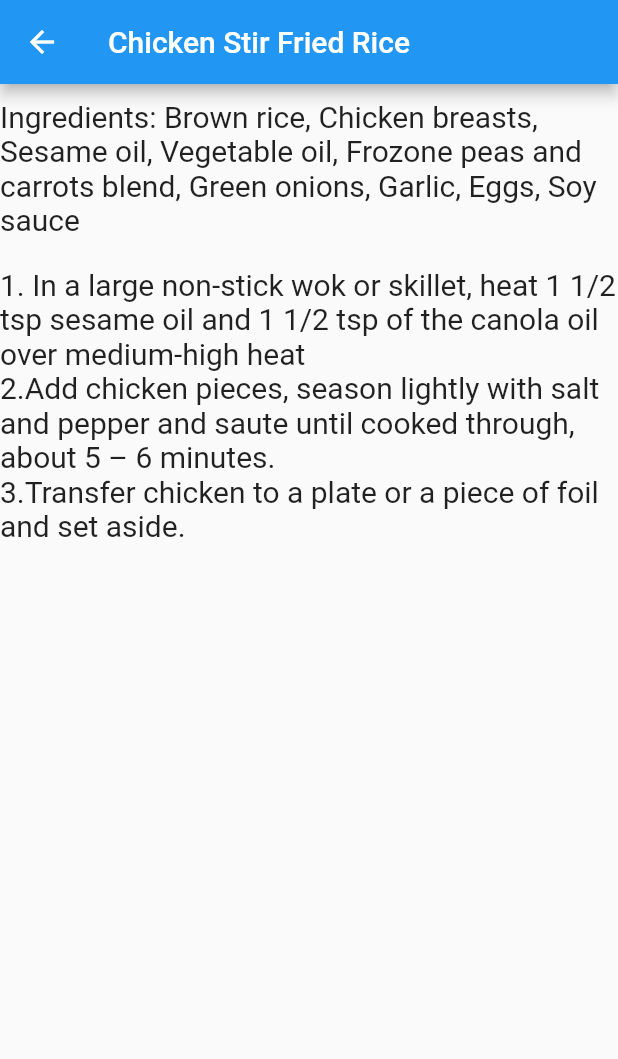
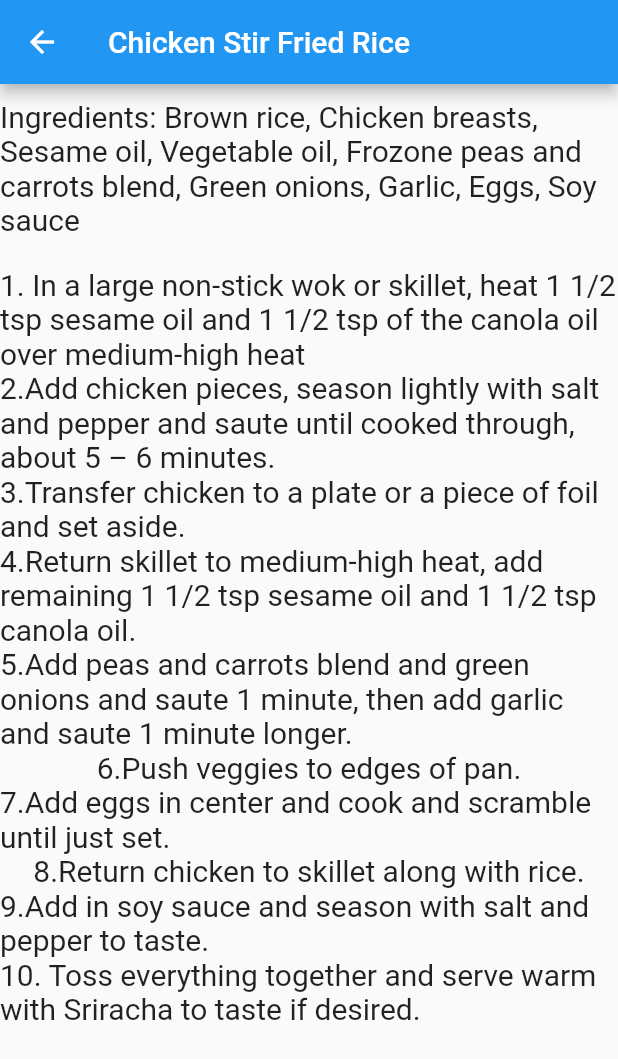
Before and after one commit to trangtran277/i_cook, a Flutter app: the Recipe screen opened directly, on a phone screen of 412 x 824 dp. Shown: the top 1059 px of the screen. Run offline on Flutter 3.47's test engine with Material 2 defaults, Android fonts, the phone set to English and light mode, and no system bars; our stand-ins replace firebase_auth; accounts and stored records are empty.

Commit message:
ugly but done

```diff
--- a/lib/pages/recipe.dart
+++ b/lib/pages/recipe.dart
@@ -35,6 +35,20 @@ Widget How_to_Cook(String recipeName)
               style: TextStyle(fontSize: 20.0)),
               Text("3.Transfer chicken to a plate or a piece of foil and set aside.",
               style: TextStyle(fontSize: 20.0)),
+              Text("4.Return skillet to medium-high heat, add remaining 1 1/2 tsp sesame oil and 1 1/2 tsp canola oil.",
+              style: TextStyle(fontSize: 20.0)),
+              Text("5.Add peas and carrots blend and green onions and saute 1 minute, then add garlic and saute 1 minute longer.",
+              style: TextStyle(fontSize: 20.0)),
+              Text("6.Push veggies to edges of pan.",
+              style: TextStyle(fontSize: 20.0)),
+              Text("7.Add eggs in center and cook and scramble until just set.",
+              style: TextStyle(fontSize: 20.0)),
+              Text("8.Return chicken to skillet along with rice.",
+              style: TextStyle(fontSize: 20.0)),
+              Text("9.Add in soy sauce and season with salt and pepper to taste.",
+              style: TextStyle(fontSize: 20.0)),
+              Text("10. Toss everything together and serve warm with Sriracha to taste if desired.",
+              style: TextStyle(fontSize: 20.0)),
             ]
         );
 }
```
